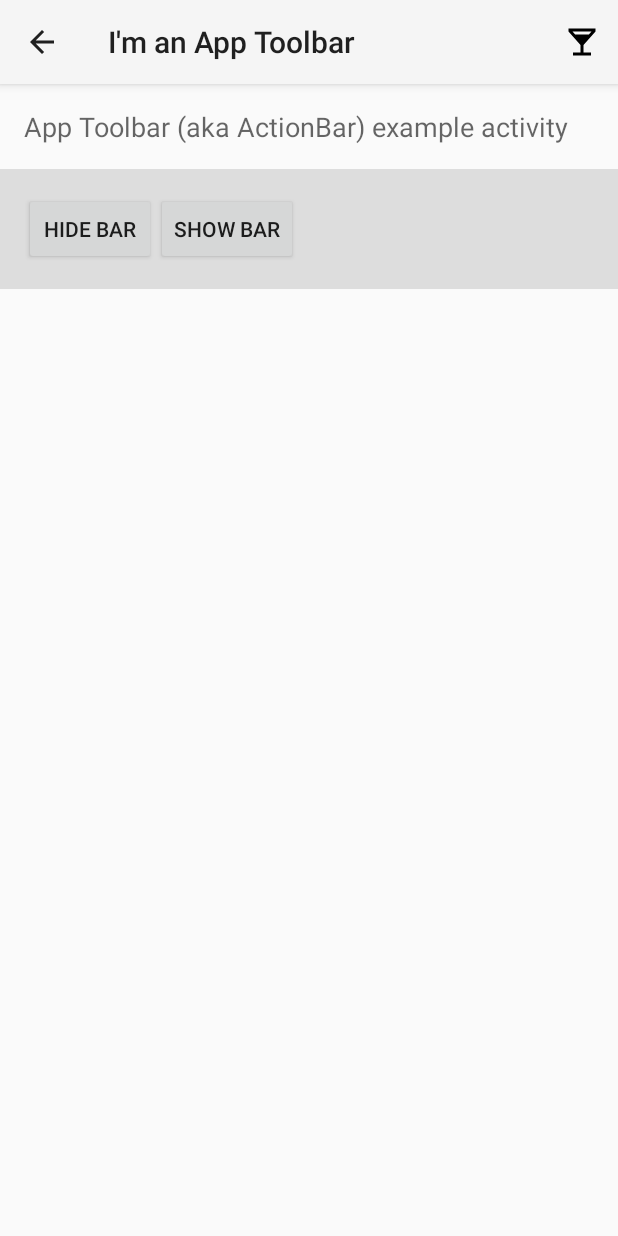
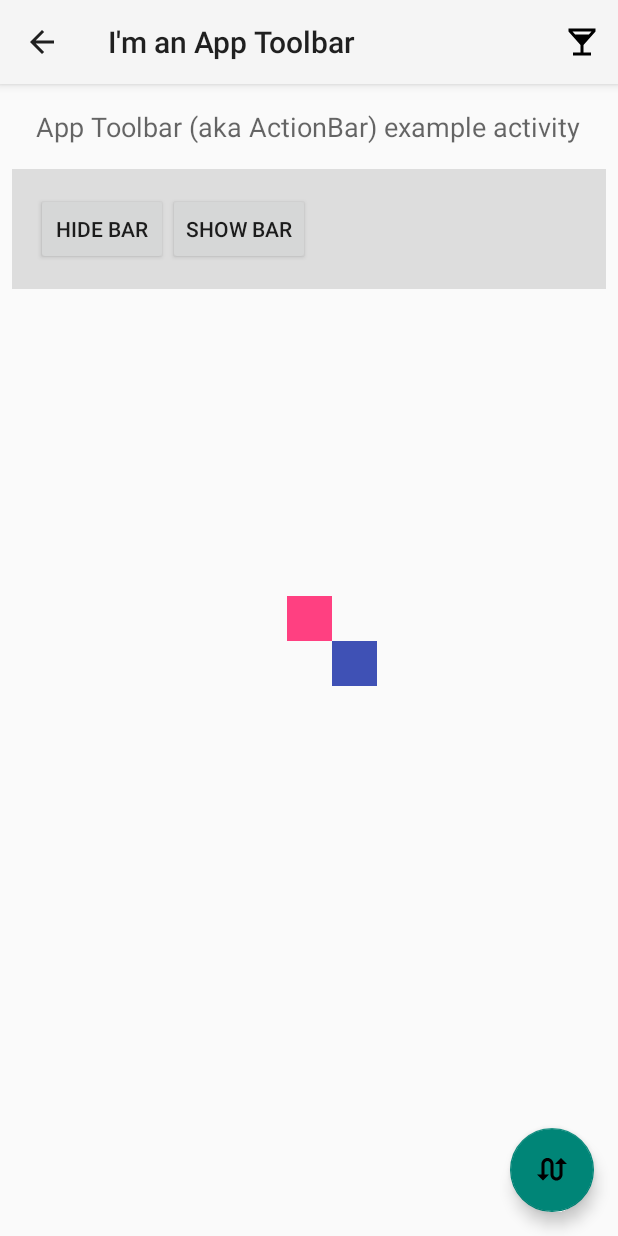
Before and after one commit to auval/AndroidWorkshop, an Android app: the ActionbarExampleActivity screen opened directly, with no data from a screen before it, on a phone screen of 412 x 824 dp. Run offline under Robolectric (Android 15) with nearby library versions, the phone set to English and light mode, and no system bars.

Commit message:
added constraint layout example. with cute layout animation.

```diff
--- a/app/build.gradle
+++ b/app/build.gradle
@@ -5,7 +5,7 @@ android {
     buildToolsVersion "25.0.0"
     defaultConfig {
         applicationId "org.shenkar.auval.codesamples"
-        minSdkVersion 19
+        minSdkVersion 16
         targetSdkVersion 25
         versionCode 1
         versionName "1.0"
@@ -25,5 +25,13 @@ dependencies {
         exclude group: 'com.android.support', module: 'support-annotations'
     })
     compile 'com.android.support:appcompat-v7:25.0.0'
+
+    // the 'design' library is needed for floating action buttons (FAB) and more.
+    // https://developer.android.com/topic/libraries/support-library/features.html
+    compile 'com.android.support:design:25.0.0'
+
+    // the 'constraint-layout' library
+    compile 'com.android.support.constraint:constraint-layout:1.0.0-beta3'
+
     testCompile 'junit:junit:4.12'
 }
--- a/app/src/main/java/org/shenkar/auval/codesamples/ActionbarExampleActivity.java
+++ b/app/src/main/java/org/shenkar/auval/codesamples/ActionbarExampleActivity.java
@@ -1,11 +1,21 @@
 package org.shenkar.auval.codesamples;
 
+import android.animation.LayoutTransition;
 import android.os.Bundle;
+import android.support.constraint.ConstraintLayout;
+import android.support.transition.ChangeBounds;
+import android.support.transition.Scene;
+import android.support.transition.Transition;
+import android.support.transition.TransitionManager;
+import android.support.v4.view.ViewCompat;
+import android.support.v4.view.ViewGroupCompat;
+import android.support.v4.view.animation.FastOutSlowInInterpolator;
 import android.support.v7.app.AppCompatActivity;
 import android.support.v7.widget.Toolbar;
 import android.view.Menu;
 import android.view.MenuItem;
 import android.view.View;
+import android.view.ViewGroup;
 import android.widget.Toast;
 
 /**
@@ -16,6 +26,8 @@ import android.widget.Toast;
  * @author amir uval
  */
 public class ActionbarExampleActivity extends AppCompatActivity {
+
+    int size = 0;
 
     @Override
     protected void onCreate(Bundle savedInstanceState) {
@@ -32,6 +44,7 @@ public class ActionbarExampleActivity extends AppCompatActivity {
         // setDisplayHomeAsUpEnabled() displays a left button.
         // It uses android:parentActivityName="..." from the manifest
         getSupportActionBar().setDisplayHomeAsUpEnabled(true);
+
 
     }
 
@@ -66,4 +79,46 @@ public class ActionbarExampleActivity extends AppCompatActivity {
         // will animate if this flag is defined at the parent:    android:animateLayoutChanges="true"
         getSupportActionBar().show();
     }
+
+    /**
+     * messing around with the squares in the middle of the view
+     *
+     * @param view the FAB when pressed
+     */
+    public void doAction(View view) {
+        View blue = findViewById(R.id.blue_example);
+        if (size == 0) {
+            size = (int) getResources().getDimension(R.dimen.squares_size);
+        }
+        ConstraintLayout.LayoutParams layoutParams = (ConstraintLayout.LayoutParams) blue.getLayoutParams();
+
+        if (Math.random() < 0.5) {
+            layoutParams.bottomToTop = R.id.pink_example;
+            layoutParams.topToBottom = -1;
+        } else {
+            layoutParams.bottomToTop = -1;
+            layoutParams.topToBottom = R.id.pink_example;
+        }
+
+        if (Math.random() < 0.5) {
+            layoutParams.leftToRight = -1;
+            layoutParams.rightToLeft = R.id.pink_example;
+        } else {
+            layoutParams.leftToRight = R.id.pink_example;
+            layoutParams.rightToLeft = -1;
+        }
+
+        blue.setLayoutParams(layoutParams);
+
+        // animating layout change!
+        Transition transition = new ChangeBounds();
+        transition.setDuration(1000);
+
+        // options: FastOutLinearInInterpolator, AccelerateInterpolator, LinearOutSlowInInterpolator
+        transition.setInterpolator(new FastOutSlowInInterpolator());
+        transition.setStartDelay(200);
+        TransitionManager.beginDelayedTransition(((ViewGroup) blue.getParent()), transition);
+
+
+    }
 }
--- /dev/null
+++ b/app/src/main/res/drawable/ic_swap_calls_black_24dp.xml
@@ -0,0 +1,9 @@
+<vector xmlns:android="http://schemas.android.com/apk/res/android"
+        android:width="24dp"
+        android:height="24dp"
+        android:viewportWidth="24.0"
+        android:viewportHeight="24.0">
+    <path
+        android:fillColor="#FF000000"
+        android:pathData="M18,4l-4,4h3v7c0,1.1 -0.9,2 -2,2s-2,-0.9 -2,-2V8c0,-2.21 -1.79,-4 -4,-4S5,5.79 5,8v7H2l4,4 4,-4H7V8c0,-1.1 0.9,-2 2,-2s2,0.9 2,2v7c0,2.21 1.79,4 4,4s4,-1.79 4,-4V8h3l-4,-4z"/>
+</vector>
--- a/app/src/main/res/layout/activity_actionbar_example.xml
+++ b/app/src/main/res/layout/activity_actionbar_example.xml
@@ -1,5 +1,5 @@
 <?xml version="1.0" encoding="utf-8"?>
-<LinearLayout
+<android.support.constraint.ConstraintLayout
     android:id="@+id/activity_actionbar_example"
     xmlns:android="http://schemas.android.com/apk/res/android"
     xmlns:app="http://schemas.android.com/apk/res-auto"
@@ -12,32 +12,53 @@
 
     <android.support.v7.widget.Toolbar
         android:id="@+id/my_toolbar"
-        android:layout_width="match_parent"
-        android:layout_height="?attr/actionBarSize"
+        android:layout_width="0dp"
+        android:layout_height="56dp"
         android:background="?attr/colorPrimary"
         android:elevation="4dp"
         android:theme="@style/ThemeOverlay.AppCompat.ActionBar"
+        app:layout_constraintLeft_toLeftOf="parent"
+        app:layout_constraintRight_toRightOf="parent"
+        app:layout_constraintTop_toTopOf="parent"
         app:popupTheme="@style/ThemeOverlay.AppCompat.Light"/>
 
     <TextView
+        android:id="@+id/textView"
         style="?android:attr/textAppearanceMedium"
-        android:layout_width="match_parent"
+        android:layout_width="0dp"
         android:layout_height="wrap_content"
+        android:layout_marginEnd="8dp"
+        android:layout_marginLeft="8dp"
+        android:layout_marginRight="8dp"
+        android:layout_marginStart="8dp"
         android:paddingBottom="@dimen/activity_vertical_margin"
         android:paddingLeft="@dimen/activity_horizontal_margin"
         android:paddingRight="@dimen/activity_horizontal_margin"
         android:paddingTop="@dimen/activity_vertical_margin"
-        android:text="App Toolbar (aka ActionBar) example activity"/>
+        android:text="App Toolbar (aka ActionBar) example activity"
+        app:layout_constraintLeft_toLeftOf="parent"
+        app:layout_constraintRight_toRightOf="parent"
+        app:layout_constraintTop_toBottomOf="@+id/my_toolbar"
+        tools:layout_constraintLeft_creator="1"
+        tools:layout_constraintRight_creator="1"
+        tools:layout_constraintTop_creator="1"/>
 
     <LinearLayout
-        android:layout_width="match_parent"
+        android:id="@+id/linearLayout"
+        android:layout_width="0dp"
         android:layout_height="wrap_content"
         android:background="#ddd"
         android:orientation="horizontal"
         android:paddingBottom="@dimen/activity_vertical_margin"
         android:paddingLeft="@dimen/activity_horizontal_margin"
         android:paddingRight="@dimen/activity_horizontal_margin"
-        android:paddingTop="@dimen/activity_vertical_margin">
+        android:paddingTop="@dimen/activity_vertical_margin"
+        app:layout_constraintLeft_toLeftOf="@+id/textView"
+        app:layout_constraintRight_toRightOf="@+id/textView"
+        app:layout_constraintTop_toBottomOf="@+id/textView"
+        tools:layout_constraintLeft_creator="1"
+        tools:layout_constraintRight_creator="1"
+        tools:layout_constraintTop_creator="1">
 
         <Button
             android:layout_width="wrap_content"
@@ -53,5 +74,40 @@
 
     </LinearLayout>
 
+    <View
+        android:id="@+id/pink_example"
+        android:layout_width="@dimen/squares_size"
+        android:layout_height="@dimen/squares_size"
+        android:background="@color/colorAccent"
+        app:layout_constraintBottom_toBottomOf="parent"
+        app:layout_constraintEnd_toEndOf="parent"
+        app:layout_constraintLeft_toLeftOf="parent"
+        app:layout_constraintRight_toRightOf="parent"
+        app:layout_constraintStart_toStartOf="parent"
+        app:layout_constraintTop_toTopOf="parent"/>
 
-</LinearLayout>
+    <View
+        android:id="@+id/blue_example"
+        android:layout_width="@dimen/squares_size"
+        android:layout_height="@dimen/squares_size"
+        android:background="@color/colorPrimary"
+        app:layout_constraintLeft_toRightOf="@+id/pink_example"
+        app:layout_constraintTop_toBottomOf="@+id/pink_example"
+        />
+
+    <android.support.design.widget.FloatingActionButton
+        android:id="@+id/fab"
+        android:layout_width="wrap_content"
+        android:layout_height="wrap_content"
+        android:layout_marginBottom="16dp"
+        android:layout_marginEnd="16dp"
+        android:elevation="4dp"
+        android:onClick="doAction"
+        android:src="@drawable/ic_swap_calls_black_24dp"
+        app:layout_constraintBottom_toBottomOf="parent"
+        app:layout_constraintEnd_toEndOf="parent"
+        app:layout_constraintRight_toRightOf="parent"
+        app:rippleColor="@color/colorAccent"/>
+
+
+</android.support.constraint.ConstraintLayout>
--- a/app/src/main/res/values/dimens.xml
+++ b/app/src/main/res/values/dimens.xml
@@ -2,4 +2,6 @@
     <!-- Default screen margins, per the Android Design guidelines. -->
     <dimen name="activity_horizontal_margin">16dp</dimen>
     <dimen name="activity_vertical_margin">16dp</dimen>
+    <dimen name="fab_margin">16dp</dimen>
+    <dimen name="squares_size">30dp</dimen>
 </resources>
```
